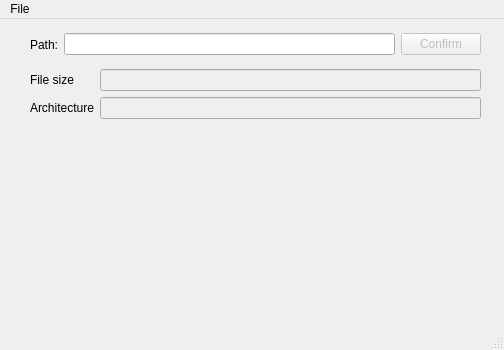
Before: the Qt Designer form src/mainwindow.ui in xxr0ss/CrossPE, drawn with Qt 5.
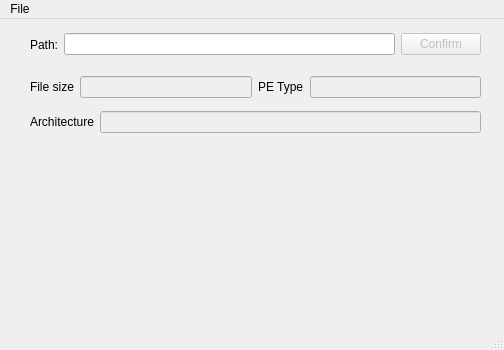
After: the same form once the commit is applied.

Patch:
```diff
--- a/src/mainwindow.ui
+++ b/src/mainwindow.ui
@@ -52,11 +52,13 @@
       <x>30</x>
       <y>50</y>
       <width>451</width>
-      <height>51</height>
+      <height>71</height>
      </rect>
     </property>
-    <layout class="QFormLayout" name="formLayout">
-     <item row="0" column="0">
+    <layout class="QVBoxLayout" name="verticalLayout">
+     <item>
+      <layout class="QHBoxLayout" name="horizontalLayout_2">
+       <item>
       <widget class="QLabel" name="label_3">
        <property name="enabled">
         <bool>true</bool>
@@ -66,7 +68,7 @@
        </property>
       </widget>
      </item>
-     <item row="0" column="1">
+       <item>
       <widget class="QLineEdit" name="FileSizeLE">
        <property name="enabled">
         <bool>false</bool>
@@ -76,7 +78,25 @@
        </property>
       </widget>
      </item>
-     <item row="1" column="0">
+       <item>
+        <widget class="QLabel" name="label_4">
+         <property name="text">
+          <string>PE Type</string>
+         </property>
+        </widget>
+       </item>
+       <item>
+        <widget class="QLineEdit" name="PEtypeLE">
+         <property name="enabled">
+          <bool>false</bool>
+         </property>
+        </widget>
+       </item>
+      </layout>
+     </item>
+     <item>
+      <layout class="QHBoxLayout" name="archInfoHL">
+       <item>
       <widget class="QLabel" name="label_2">
        <property name="enabled">
         <bool>true</bool>
@@ -86,7 +106,7 @@
        </property>
       </widget>
      </item>
-     <item row="1" column="1">
+       <item>
       <widget class="QLineEdit" name="ArchLE">
        <property name="enabled">
         <bool>false</bool>
@@ -95,6 +115,8 @@
         <bool>true</bool>
        </property>
       </widget>
+       </item>
+      </layout>
      </item>
     </layout>
    </widget>
```
Left out of the diff: 2 changed lines with no effect on the pictures. Lines whose indentation alone changed are shown as unchanged.
